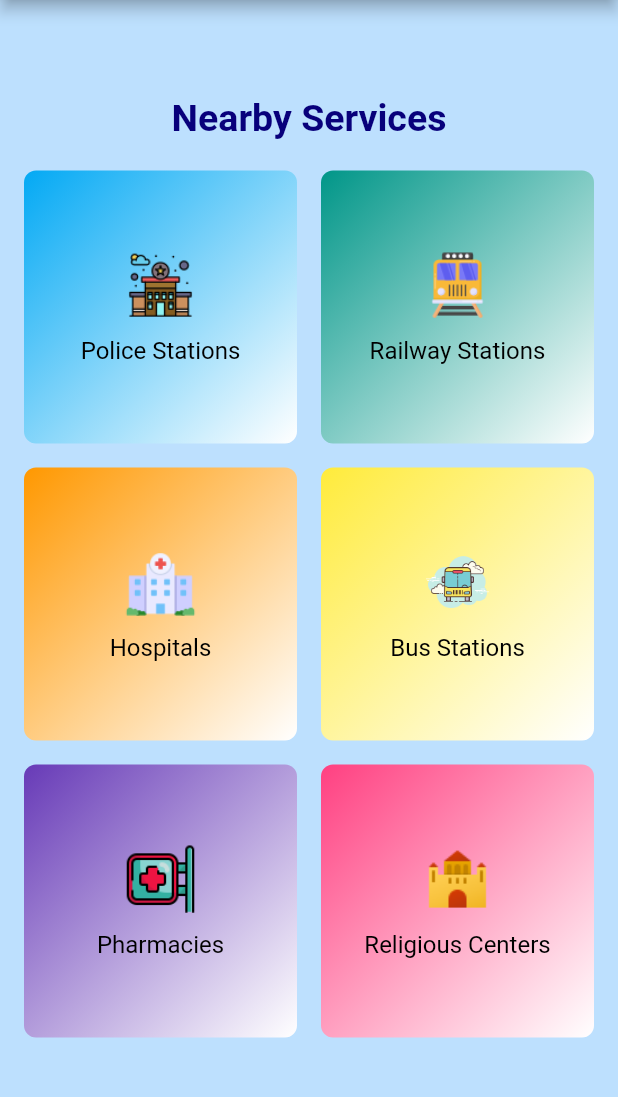
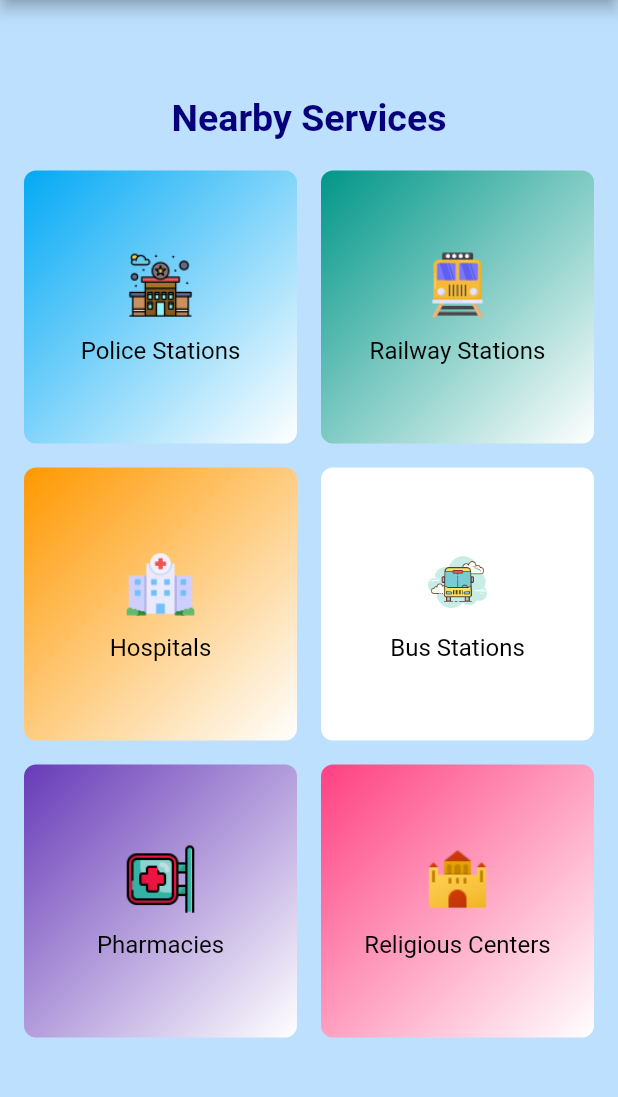
Before and after one commit to adityashah841/Rakshika-Kavach-2023, a Flutter app: the NearMeScreen screen opened directly, on a phone screen of 412 x 824 dp, the part 84-1181 px from its top. Run offline on Flutter 3.47's test engine with Material 2 defaults, Android fonts, the phone set to English and light mode, and no system bars; our stand-ins replace fluttertoast, geolocator; missing offline and left inert: flutter_phone_direct_caller.

Commit message:
near me colors

```diff
--- a/women_safety_app/lib/screens/near_me_screen.dart
+++ b/women_safety_app/lib/screens/near_me_screen.dart
@@ -92,7 +92,7 @@ class NearMeScreen extends StatelessWidget {
                 _buildServiceBox(
                   image: 'assets/images/busStation.png',
                   text: "Bus Stations",
-                  gradientColors: [Colors.yellow, Colors.white],
+                  gradientColors: [Colors.white, Colors.white],
                   searchLocation: "Bus stations",
                 ),
                 _buildServiceBox(
--- a/women_safety_app/lib/utils/color.dart
+++ b/women_safety_app/lib/utils/color.dart
@@ -5,6 +5,7 @@ const Color rLightPink = Color(0xFFFFC8DD);
 const Color rDarkPink = Color(0xFFFFAFCC);
 const Color rLightBlue = Color(0xFFBDE0FE);
 const Color rBackground = Color(0xFFBDE0FE);
+const Color rBoxes = Color(0xFFA7FFF6);
 const Color rDarkBlue = Color.fromARGB(255, 66, 161, 250);
 const Color rBottomBar = Color.fromARGB(255, 67, 139, 206);
 const Color rBottomNavigationBarItem = Color.fromARGB(255, 255, 255, 255);
```
